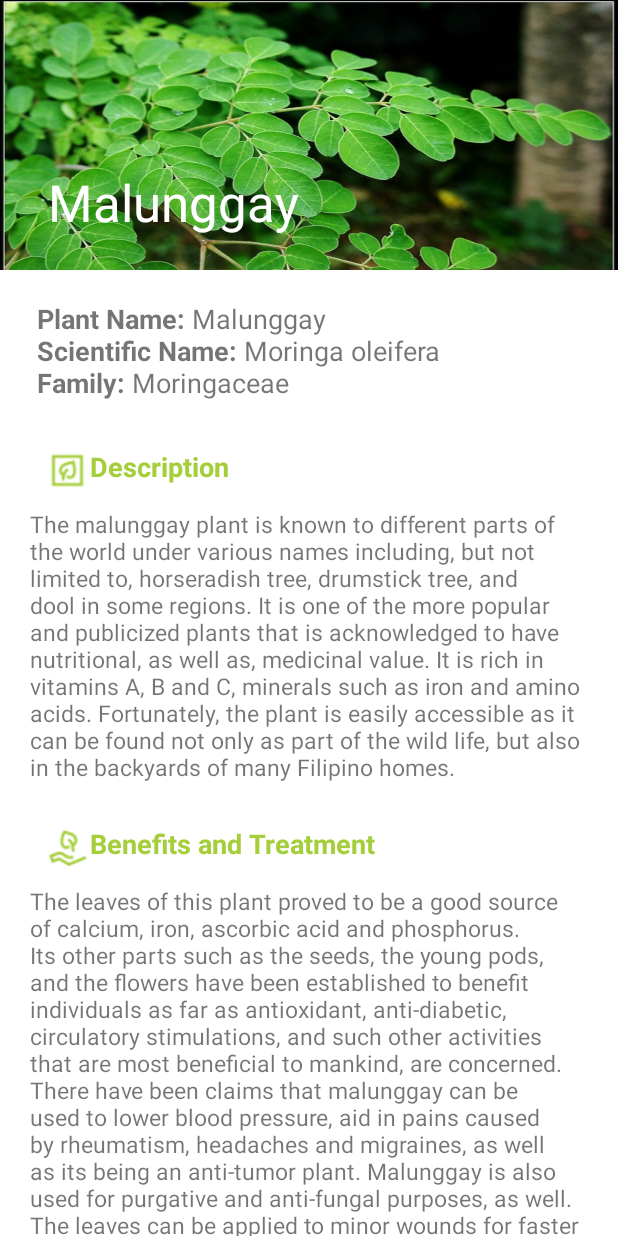
After one commit to MeixieM/Herbarium-App, an Android app: the MalunggayActivity screen opened directly, with no data from a screen before it, on a phone screen of 412 x 824 dp. The commit adds this screen. Run offline under Robolectric (Android 15) with nearby library versions, the phone set to English and light mode, and no system bars.

Commit message:
added Malunggay Activity

```diff
--- a/app/src/main/AndroidManifest.xml
+++ b/app/src/main/AndroidManifest.xml
@@ -16,6 +16,11 @@
         android:supportsRtl="true"
         android:theme="@style/Theme.Herbarium"
         tools:targetApi="31">
+        <activity
+            android:name=".MalunggayActivity"
+            android:exported="false"
+            android:label="@string/title_activity_malunggay"
+            android:theme="@style/Theme.Herbarium.NoActionBar" />
         <activity
             android:name=".OreganoActivity"
             android:exported="false"
--- a/app/src/main/java/com/example/herbarium/MainActivity.java
+++ b/app/src/main/java/com/example/herbarium/MainActivity.java
@@ -112,6 +112,9 @@ public class MainActivity extends AppCompatActivity {
                 } else if (result.getText() == "Oregano") {
                     Intent intent = new Intent(MainActivity.this, OreganoActivity.class);
                     startActivity(intent);
+                } else if (result.getText() == "Malunggay") {
+                    Intent intent = new Intent(MainActivity.this, MalunggayActivity.class);
+                    startActivity(intent);
                 }
 
             }
--- /dev/null
+++ b/app/src/main/java/com/example/herbarium/MalunggayActivity.java
@@ -0,0 +1,37 @@
+package com.example.herbarium;
+
+import android.os.Bundle;
+
+import com.google.android.material.appbar.CollapsingToolbarLayout;
+import com.google.android.material.floatingactionbutton.FloatingActionButton;
+import com.google.android.material.snackbar.Snackbar;
+
+import androidx.appcompat.app.AppCompatActivity;
+import androidx.appcompat.widget.Toolbar;
+
+import android.text.method.LinkMovementMethod;
+import android.view.View;
+import android.widget.TextView;
+
+import com.example.herbarium.databinding.ActivityMalunggayBinding;
+
+public class MalunggayActivity extends AppCompatActivity {
+    TextView linkTextView;
+    private ActivityMalunggayBinding binding;
+
+    @Override
+    protected void onCreate(Bundle savedInstanceState) {
+        super.onCreate(savedInstanceState);
+
+        binding = ActivityMalunggayBinding.inflate(getLayoutInflater());
+        setContentView(binding.getRoot());
+
+        Toolbar toolbar = binding.toolbar;
+        setSupportActionBar(toolbar);
+        CollapsingToolbarLayout toolBarLayout = binding.toolbarLayout;
+        toolBarLayout.setTitle(getTitle());
+
+        linkTextView = findViewById(R.id.txtMore);
+        linkTextView.setMovementMethod(LinkMovementMethod.getInstance());
+    }
+}
--- /dev/null
+++ b/app/src/main/res/layout/activity_malunggay.xml
@@ -0,0 +1,42 @@
+<?xml version="1.0" encoding="utf-8"?>
+<androidx.coordinatorlayout.widget.CoordinatorLayout xmlns:android="http://schemas.android.com/apk/res/android"
+    xmlns:app="http://schemas.android.com/apk/res-auto"
+    xmlns:tools="http://schemas.android.com/tools"
+    android:layout_width="match_parent"
+    android:layout_height="match_parent"
+    android:fitsSystemWindows="true"
+    tools:context=".MalunggayActivity">
+
+    <com.google.android.material.appbar.AppBarLayout
+        android:id="@+id/app_bar"
+        android:layout_width="match_parent"
+        android:layout_height="@dimen/app_bar_height"
+        android:fitsSystemWindows="true"
+        android:theme="@style/Theme.Herbarium.AppBarOverlay">
+
+        <com.google.android.material.appbar.CollapsingToolbarLayout
+            android:id="@+id/toolbar_layout"
+            style="@style/Widget.MaterialComponents.Toolbar.Primary"
+            android:layout_width="match_parent"
+            android:layout_height="match_parent"
+            android:fitsSystemWindows="true"
+            android:background="@drawable/malunggay"
+            app:contentScrim="@color/primary_green"
+            app:layout_scrollFlags="scroll|exitUntilCollapsed"
+            app:toolbarId="@+id/toolbar">
+
+            <androidx.appcompat.widget.Toolbar
+                android:id="@+id/toolbar"
+                android:layout_width="match_parent"
+                android:layout_height="?attr/actionBarSize"
+                app:layout_collapseMode="pin"
+                app:popupTheme="@style/Theme.Herbarium.PopupOverlay" />
+
+        </com.google.android.material.appbar.CollapsingToolbarLayout>
+    </com.google.android.material.appbar.AppBarLayout>
+
+    <include layout="@layout/malunggay_scrolling" />
+
+
+
+</androidx.coordinatorlayout.widget.CoordinatorLayout>
--- /dev/null
+++ b/app/src/main/res/layout/malunggay_scrolling.xml
@@ -0,0 +1,127 @@
+<?xml version="1.0" encoding="utf-8"?>
+<androidx.core.widget.NestedScrollView xmlns:android="http://schemas.android.com/apk/res/android"
+    xmlns:app="http://schemas.android.com/apk/res-auto"
+    xmlns:tools="http://schemas.android.com/tools"
+    android:layout_width="match_parent"
+    android:layout_height="match_parent"
+    app:layout_behavior="@string/appbar_scrolling_view_behavior"
+    tools:context=".MalunggayActivity"
+    tools:showIn="@layout/activity_malunggay">
+
+    <androidx.constraintlayout.widget.ConstraintLayout
+        android:layout_width="match_parent"
+        android:layout_height="wrap_content"
+        android:layout_margin="20dp"
+        >
+
+        <TextView
+            android:id="@+id/tv1"
+            android:layout_width="match_parent"
+            android:layout_height="match_parent"
+            android:text="@string/headerMalunggay"
+            android:textSize="18dp"
+            app:layout_constraintStart_toStartOf="parent"
+            app:layout_constraintTop_toTopOf="parent"
+            />
+
+        <TextView
+            android:id="@+id/txt_title_description"
+            android:layout_width="match_parent"
+            android:layout_height="wrap_content"
+            android:drawableStart="@drawable/ic_description"
+            android:padding="10dp"
+            android:textColor="@color/primary_green"
+            android:text="@string/titleDescription"
+            android:textSize="18dp"
+            app:layout_constraintStart_toStartOf="parent"
+            app:layout_constraintTop_toBottomOf="@id/tv1"
+            />
+
+        <TextView
+            android:id="@+id/txtDescription"
+            android:layout_width="match_parent"
+            android:layout_height="wrap_content"
+            android:text="@string/descriptionMalunggay"
+            android:textSize="15sp"
+            app:layout_constraintStart_toStartOf="parent"
+            app:layout_constraintTop_toBottomOf="@id/txt_title_description"
+            />
+
+
+        <TextView
+            android:id="@+id/text_title_benefits"
+            android:layout_width="match_parent"
+            android:layout_height="wrap_content"
+            android:drawableStart="@drawable/ic_benefits"
+            android:padding="10dp"
+            android:textColor="@color/primary_green"
+            android:text="@string/titleBenefits"
+            android:textSize="18dp"
+            app:layout_constraintStart_toStartOf="parent"
+            app:layout_constraintTop_toBottomOf="@id/txtDescription"
+            />
+
+        <TextView
+            android:id="@+id/txtBenefits"
+            android:layout_width="match_parent"
+            android:layout_height="wrap_content"
+            android:text="@string/benefitsMalunggay"
+            android:textSize="15sp"
+            app:layout_constraintStart_toStartOf="parent"
+            app:layout_constraintTop_toBottomOf="@id/text_title_benefits"
+            />
+
+
+        <TextView
+            android:id="@+id/txt_title_preperation"
+            android:layout_width="match_parent"
+            android:layout_height="wrap_content"
+            android:drawableStart="@drawable/ic_preperation"
+            android:padding="10dp"
+            android:textColor="@color/primary_green"
+            android:text="@string/titleUse"
+            android:textSize="18dp"
+            app:layout_constraintStart_toStartOf="parent"
+            app:layout_constraintTop_toBottomOf="@id/txtBenefits"
+            />
+
+        <TextView
+            android:id="@+id/txtPreperation"
+            android:layout_width="match_parent"
+            android:layout_height="wrap_content"
+            android:text="@string/useMalunggay"
+            android:textSize="15sp"
+            app:layout_constraintStart_toStartOf="parent"
+            app:layout_constraintTop_toBottomOf="@id/txt_title_preperation"
+            />
+
+        <TextView
+            android:id="@+id/txt_title_more"
+            android:layout_width="match_parent"
+            android:layout_height="wrap_content"
+            android:drawableStart="@drawable/ic_preperation"
+            android:padding="10dp"
+            android:textColor="@color/primary_green"
+            android:text="@string/titleMore"
+            android:textSize="18dp"
+            app:layout_constraintStart_toStartOf="parent"
+            app:layout_constraintTop_toBottomOf="@id/txtPreperation"
+            />
+
+        <TextView
+            android:id="@+id/txtMore"
+            android:layout_width="match_parent"
+            android:layout_height="wrap_content"
+            android:drawableStart="@drawable/ic_wiki"
+            android:text="@string/moreMalunggay"
+            android:textSize="18sp"
+            android:textColor="@color/black"
+            app:layout_constraintStart_toStartOf="parent"
+            app:layout_constraintTop_toBottomOf="@id/txt_title_more"
+            />
+
+    </androidx.constraintlayout.widget.ConstraintLayout>
+
+
+
+</androidx.core.widget.NestedScrollView>
--- /dev/null
+++ b/app/src/main/res/menu/menu_malunggay.xml
@@ -0,0 +1,6 @@
+<menu xmlns:android="http://schemas.android.com/apk/res/android"
+    xmlns:app="http://schemas.android.com/apk/res-auto"
+    xmlns:tools="http://schemas.android.com/tools"
+    tools:context="com.example.herbarium.MalunggayActivity">
+
+</menu>
--- a/app/src/main/res/values/strings.xml
+++ b/app/src/main/res/values/strings.xml
@@ -240,7 +240,6 @@ Because some states/countries do not allow certain limitations of liability, thi
 • For general good health \n\n
 
 
-
     </string>
 
     <string name="useOregano">• Boil one cup of fresh leaves in 3 cups of water for 10 to 15 minutes. Drink half a cup 3 times a day for common colds. \n\n
@@ -249,12 +248,35 @@ Because some states/countries do not allow certain limitations of liability, thi
 • For sore throat, boil 2 tablespoonfuls of dried oregano leaves in a pint of water, take 2 hours before or after meals. \n\n
 • To prevent degenerative arthritis and for general good health drink oregano decoction daily. \n\n
 
-
-
     </string>
-
 
     <string name="moreOregano"><a href="https://en.wikipedia.org/wiki/Oregano"> Wikipedia</a></string>
 
     <!--  Oregano -->
+
+
+    <!--Malunggay-->
+    <string name="title_activity_malunggay">Malunggay</string>
+
+    <string name="headerMalunggay">
+        <b>Plant Name:</b> Malunggay \n
+        <b>Scientific Name:</b>  Moringa oleifera \n
+        <b>Family:</b> Moringaceae  \n
+    </string>
+
+    <string name="descriptionMalunggay">The malunggay plant is known to different parts of the world under various names including, but not limited to, horseradish tree, drumstick tree, and dool in some regions. It is one of the more popular and publicized plants that is acknowledged to have nutritional, as well as, medicinal value. It is rich in vitamins A, B and C, minerals such as iron and amino acids. Fortunately, the plant is easily accessible as it can be found not only as part of the wild life, but also in the backyards of many Filipino homes. \n
+    </string>
+
+    <string name="benefitsMalunggay">The leaves of this plant proved to be a good source of calcium, iron, ascorbic acid and phosphorus. Its other parts such as the seeds, the young pods, and the flowers have been established to benefit individuals as far as antioxidant, anti-diabetic, circulatory stimulations, and such other activities that are most beneficial to mankind, are concerned. There have been claims that malunggay can be used to lower blood pressure, aid in pains caused by rheumatism, headaches and migraines, as well as its being an anti-tumor plant. Malunggay is also used for purgative and anti-fungal purposes, as well. The leaves can be applied to minor wounds for faster healing. It can also relieve indigestion by drinking a concoction of its leaves or mixed with food. All these prove the claim that this plant is indeed multi-purpose. \n
+    </string>
+
+    <string name="useMalunggay">To harness the benefits of dried malunggay leaves, you must first dry them. To do so, collect malunggay stems. Wash your collected Moringa with baking soda solution. To create the solution, mix 2 tablespoons of baking soda with 1 liter of water. After washing the malunggay, air-dry it. Do not place it under direct sunlight. You can even dry it indoors for 2 to 3 days. \n\n
+        Once the malunggay is completely dry, the leaves will fall off. To hasten the process, shake the stem and collect the leaves. Now that you have the dried leaves, crush them with your clean hands, and store them in an airtight container. \n\n
+        Use the dried leaves by mixing it into your dough for bread and noodles. You can also add it in hot water to enjoy instant tea, or you can simply sprinkle it on your dishes. \n
+    </string>
+
+    <string name="moreMalunggay"><a href="https://en.wikipedia.org/wiki/Moringa_oleifera"> Wikipedia</a></string>
+
+    <!--  Malunggay -->
+
 </resources>
```
